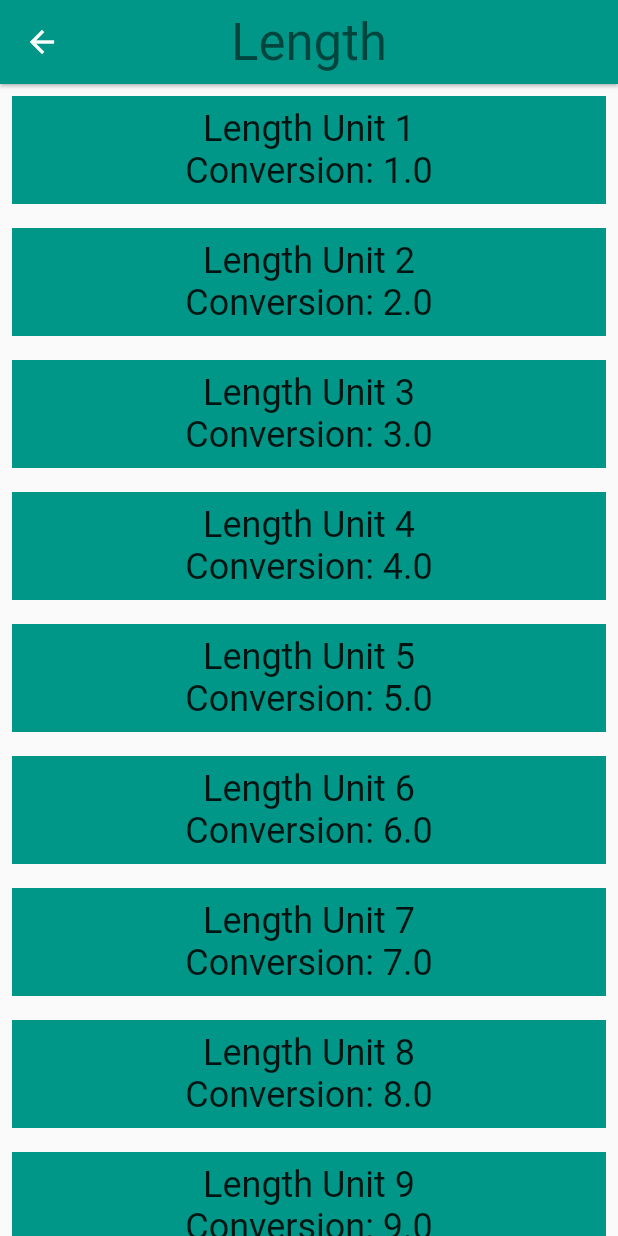
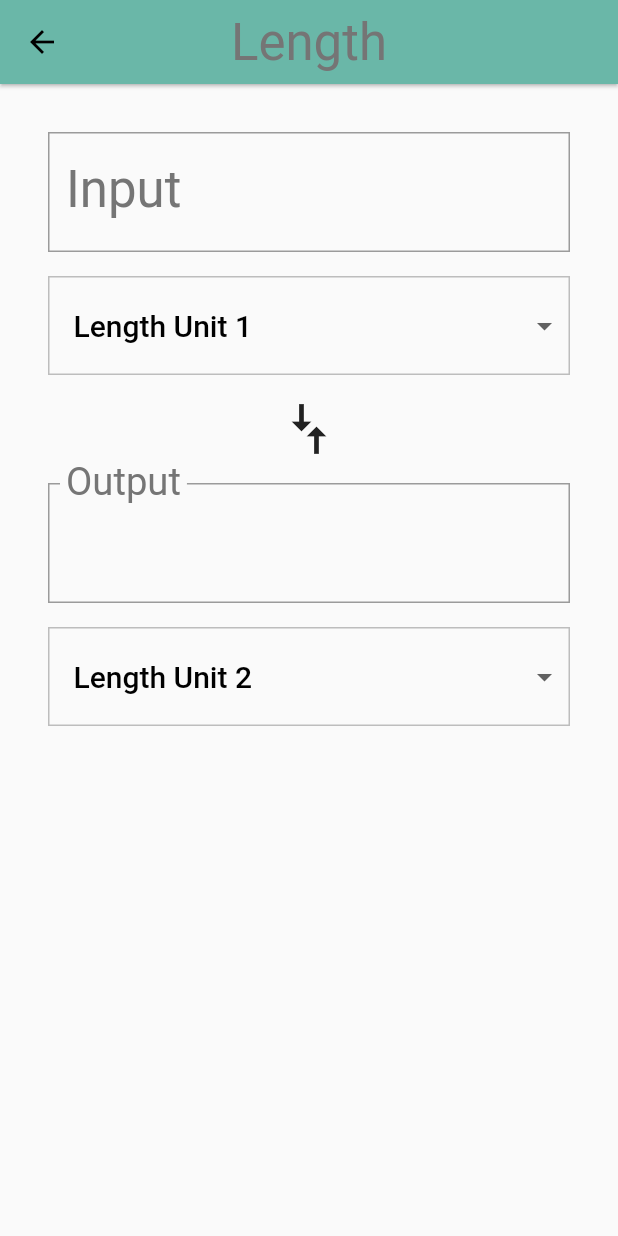
Before and after one commit to DSparda/Unit-Converter, a Flutter app: the screen it shows after launch, after a tap on "Length", on a phone screen of 412 x 824 dp. Run offline on Flutter 3.47's test engine with Material 2 defaults, Android fonts, the phone set to English and light mode, and no system bars.

Commit message:
Encapsulate color, add Input and Convert Function, add Dropdown

```diff
--- a/lib/Converter Screen.dart
+++ /dev/null
@@ -1,49 +0,0 @@
-import 'package:flutter/material.dart';
-import 'package:hello_flutter/unit.dart';
-
-class ConverterScreen extends StatefulWidget {
-  final Color color;
-  final List<Unit> units;
-
-  const ConverterScreen({@required this.color, @required this.units})
-      : assert(color != null),
-        assert(units != null);
-
-  @override
-  _ConverterScreenState createState() => _ConverterScreenState();
-}
-
-class _ConverterScreenState extends State<ConverterScreen> {
-  @override
-  Widget build(BuildContext context) {
-    final unitWidgets = widget.units.map((Unit unit) {
-      return Container(
-        color: widget.color,
-        margin: EdgeInsets.all(8),
-        padding: EdgeInsets.all(8),
-        child: Column(
-          children: <Widget>[
-            Text(
-              unit.name,
-              style: Theme.of(context).textTheme.headline5,
-            ),
-            Text('Conversion: ${unit.conversion}',
-                style: Theme.of(context).textTheme.headline5),
-          ],
-        ),
-      );
-    }).toList();
-
-    /*return OrientationBuilder(builder: (context, orientation) {
-      return GridView.count(
-        crossAxisCount: orientation == Orientation.portrait ? 1 : 2,
-        childAspectRatio: 3.0,
-        children: unitWidgets,
-      );
-    }); */
-
-    return ListView(
-      children: unitWidgets,
-    );
-  }
-}
--- a/lib/caterory.dart
+++ b/lib/caterory.dart
@@ -2,7 +2,7 @@ import 'package:flutter/material.dart';
 import 'package:hello_flutter/unit.dart';
 import 'package:meta/meta.dart';
 
-import 'Converter Screen.dart';
+import 'converter_screen.dart';
 
 final _rowHeight = 100.0;
 final _borderRadius = BorderRadius.circular(_rowHeight / 2);
@@ -39,6 +39,7 @@ class Caterory extends StatelessWidget {
           backgroundColor: color,
         ),
         body: ConverterScreen(color: color, units: units),
+        resizeToAvoidBottomPadding: false,
       );
     }));
   }
--- /dev/null
+++ b/lib/converter_screen.dart
@@ -0,0 +1,209 @@
+import 'package:flutter/material.dart';
+import 'package:hello_flutter/unit.dart';
+
+const _padding = EdgeInsets.all(16.0);
+
+class ConverterScreen extends StatefulWidget {
+  final Color color;
+  final List<Unit> units;
+
+  const ConverterScreen({@required this.color, @required this.units})
+      : assert(color != null),
+        assert(units != null);
+
+  @override
+  _ConverterScreenState createState() => _ConverterScreenState();
+}
+
+class _ConverterScreenState extends State<ConverterScreen> {
+  Unit _fromValue;
+  Unit _toValue;
+  double _inputValue;
+  String _convertedValue = '';
+  List<DropdownMenuItem> _unitMenuItems;
+  bool _showValidationError = false;
+
+  @override
+  void initState() {
+    super.initState();
+    _createDropDownMenuItems();
+    _setDefaults();
+  }
+
+  void _createDropDownMenuItems() {
+    var newItems = <DropdownMenuItem>[];
+    for (var unit in widget.units) {
+      newItems.add(DropdownMenuItem(
+        value: unit.name,
+        child: Container(
+          child: Text(
+            unit.name,
+            softWrap: true,
+          ),
+        ),
+      ));
+    }
+
+    setState(() {
+      _unitMenuItems = newItems;
+    });
+  }
+
+  void _setDefaults() {
+    setState(() {
+      _fromValue = widget.units[0];
+      _toValue = widget.units[1];
+    });
+  }
+
+  String _format(double conversion) {
+    var outputNum = conversion.toStringAsPrecision(7);
+    if (outputNum.contains('.') && outputNum.endsWith('0')) {
+      var i = outputNum.length - 1;
+      while (outputNum[i] == '0') i -= 1;
+      outputNum = outputNum.substring(0, i + 1);
+    }
+    if (outputNum.endsWith('.'))
+      return outputNum.substring(0, outputNum.length - 1);
+    return outputNum;
+  }
+
+  void _updateConversion() {
+    setState(() {
+      _convertedValue =
+          _format(_inputValue * (_toValue.conversion / _fromValue.conversion));
+    });
+  }
+
+  void _updateInputValue(String input) {
+    setState(() {
+      if (input == null || input.isEmpty) {
+        _convertedValue = '';
+      } else {
+        try {
+          final inputDouble = double.parse(input);
+          _showValidationError = false;
+          _inputValue = inputDouble;
+          _updateConversion();
+        } on Exception catch (e) {
+          print('Error $e');
+          _showValidationError = true;
+        }
+      }
+    });
+  }
+
+  Unit _getUnit(String unitName) {
+    return widget.units.firstWhere(
+      (Unit unit) {
+        return unit.name == unitName;
+      },
+      orElse: null,
+    );
+  }
+
+  void _updateFromConversion(dynamic unitName) {
+    setState(() {
+      _fromValue = _getUnit(unitName);
+    });
+    if (_inputValue != null) {
+      _updateConversion();
+    }
+  }
+
+  void _updateToConversion(dynamic unitName) {
+    setState(() {
+      _toValue = _getUnit(unitName);
+    });
+    if (_inputValue != null) _updateConversion();
+  }
+
+  Widget _createDropdown(String currentValue, ValueChanged<dynamic> onChanged) {
+    return Container(
+      margin: EdgeInsets.only(top: 16.0),
+      decoration: BoxDecoration(
+          color: Colors.grey[50],
+          border: Border.all(color: Colors.grey[400], width: 1.0)),
+      padding: EdgeInsets.symmetric(vertical: 8.0),
+      child: Theme(
+        data: Theme.of(context).copyWith(canvasColor: Colors.grey[50]),
+        child: DropdownButtonHideUnderline(
+          child: ButtonTheme(
+            alignedDropdown: true,
+            child: DropdownButton(
+              value: currentValue,
+              items: _unitMenuItems,
+              onChanged: onChanged,
+              style: Theme.of(context).textTheme.headline6,
+            ),
+          ),
+        ),
+      ),
+    );
+  }
+
+  @override
+  Widget build(BuildContext context) {
+    final input = Padding(
+      padding: _padding,
+      child: Column(
+        crossAxisAlignment: CrossAxisAlignment.stretch,
+        children: [
+          TextField(
+            style: Theme.of(context).textTheme.headline4,
+            decoration: InputDecoration(
+                labelStyle: Theme.of(context).textTheme.headline4,
+                errorText:
+                    _showValidationError ? 'Invalid number entered' : null,
+                labelText: 'Input',
+                border: OutlineInputBorder(
+                  borderRadius: BorderRadius.circular(0.0),
+                )),
+            keyboardType: TextInputType.number,
+            onChanged: _updateInputValue,
+          ),
+          _createDropdown(_fromValue.name, _updateFromConversion),
+        ],
+      ),
+    );
+
+    final arrows = RotatedBox(
+      quarterTurns: 1,
+      child: Icon(
+        Icons.compare_arrows,
+        size: 40,
+      ),
+    );
+
+    final output = Padding(
+      padding: _padding,
+      child: Column(
+        crossAxisAlignment: CrossAxisAlignment.stretch,
+        children: [
+          InputDecorator(
+            child: Text(
+              _convertedValue,
+              style: Theme.of(context).textTheme.headline4,
+            ),
+            decoration: InputDecoration(
+                labelText: 'Output',
+                labelStyle: Theme.of(context).textTheme.headline4,
+                border: OutlineInputBorder(
+                    borderRadius: BorderRadius.circular(0.0))),
+          ),
+          _createDropdown(_toValue.name, _updateToConversion),
+        ],
+      ),
+    );
+
+    final converter = Column(
+      crossAxisAlignment: CrossAxisAlignment.stretch,
+      children: [input, arrows, output],
+    );
+
+    return Padding(
+      padding: _padding,
+      child: converter,
+    );
+  }
+}
--- a/lib/main.dart
+++ b/lib/main.dart
@@ -11,6 +11,12 @@ class UnitConverterApp extends StatelessWidget {
     return MaterialApp(
         debugShowCheckedModeBanner: false,
         title: 'Unit Converter',
+        theme: ThemeData(
+            textTheme: Theme.of(context)
+                .textTheme
+                .apply(bodyColor: Colors.black, displayColor: Colors.grey[600]),
+            primaryColor: Colors.grey[500],
+            textSelectionHandleColor: Colors.green[500]),
         home: CategoryScreen());
   }
 }
```
Also changed, not shown: lib/category_screen.dart (+35 -9 lines), 1 other file.
